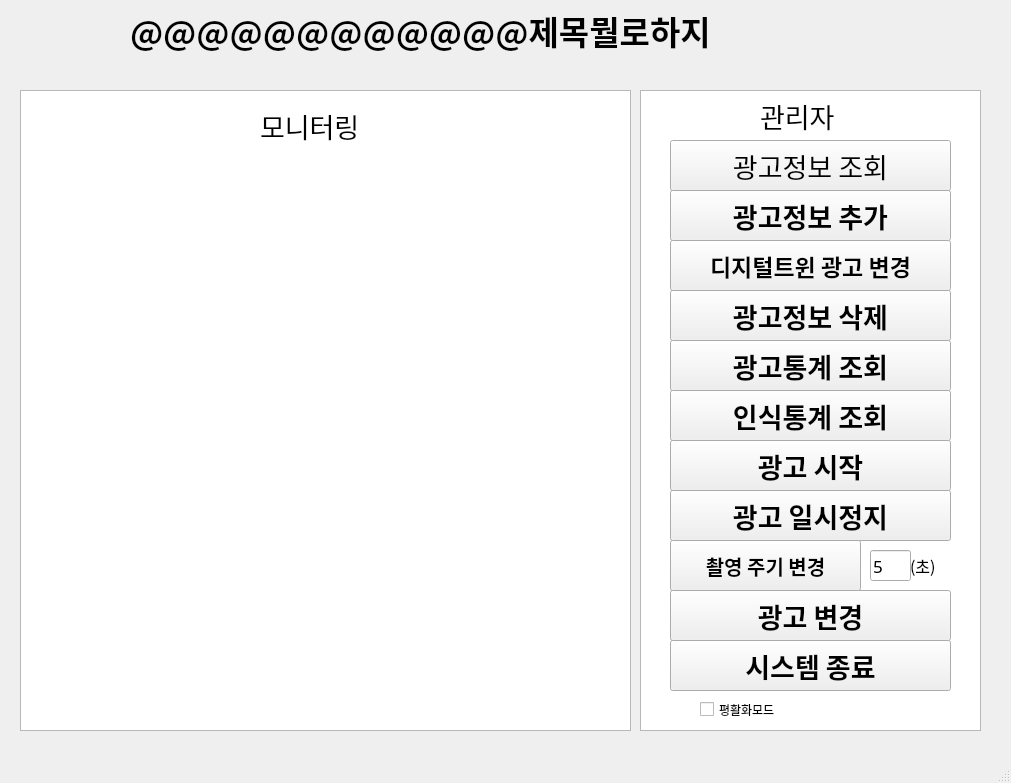
This is UI/ServerUI0629.ui in sannyuni33/smartAD as Qt 5 draws it before an edit. The edited form follows.
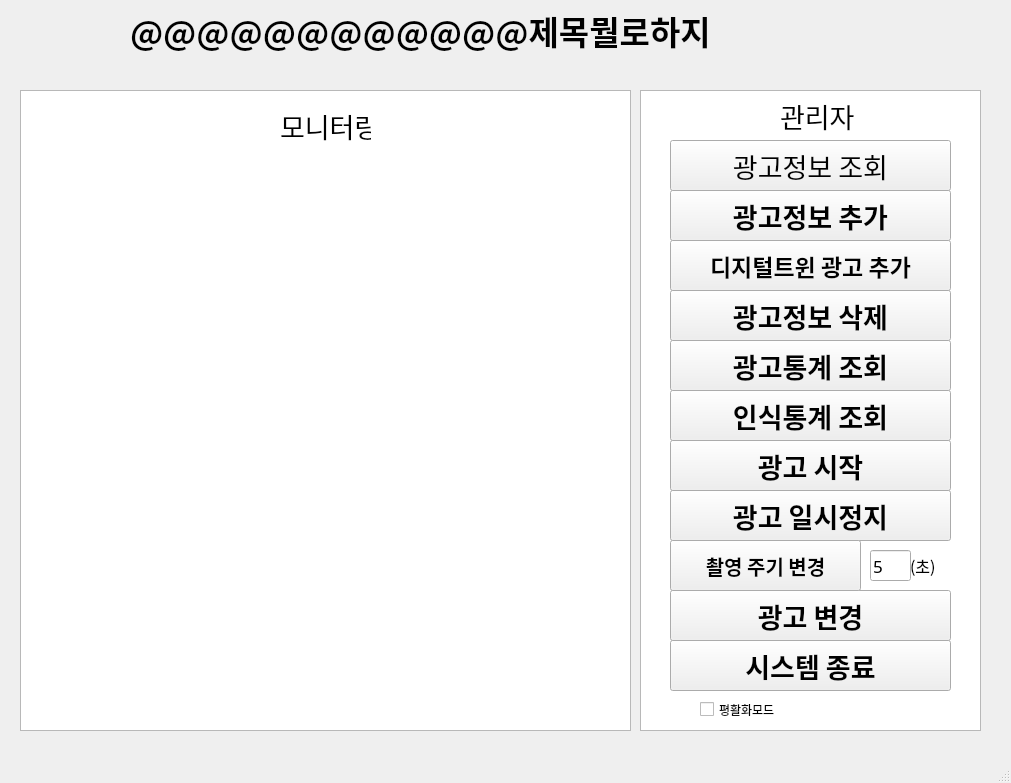
This is the edited form.

What changed in the file:
```diff
--- a/UI/ServerUI0629.ui
+++ b/UI/ServerUI0629.ui
@@ -313,7 +313,7 @@
      </font>
     </property>
     <property name="text">
-     <string>디지털트윈 광고 변경</string>
+     <string>디지털트윈 광고 추가</string>
     </property>
    </widget>
    <widget class="QPushButton" name="pushButton_6">
@@ -379,14 +379,15 @@
    <widget class="QLabel" name="label_5">
     <property name="geometry">
      <rect>
-      <x>260</x>
+      <x>280</x>
       <y>110</y>
-      <width>151</width>
+      <width>91</width>
       <height>31</height>
      </rect>
     </property>
     <property name="font">
      <font>
+      <family>08서울남산체 EB</family>
       <pointsize>20</pointsize>
      </font>
     </property>
@@ -397,14 +398,15 @@
    <widget class="QLabel" name="label_6">
     <property name="geometry">
      <rect>
-      <x>760</x>
+      <x>780</x>
       <y>100</y>
-      <width>151</width>
+      <width>81</width>
       <height>31</height>
      </rect>
     </property>
     <property name="font">
      <font>
+      <family>08서울남산체 EB</family>
       <pointsize>20</pointsize>
      </font>
     </property>
```
